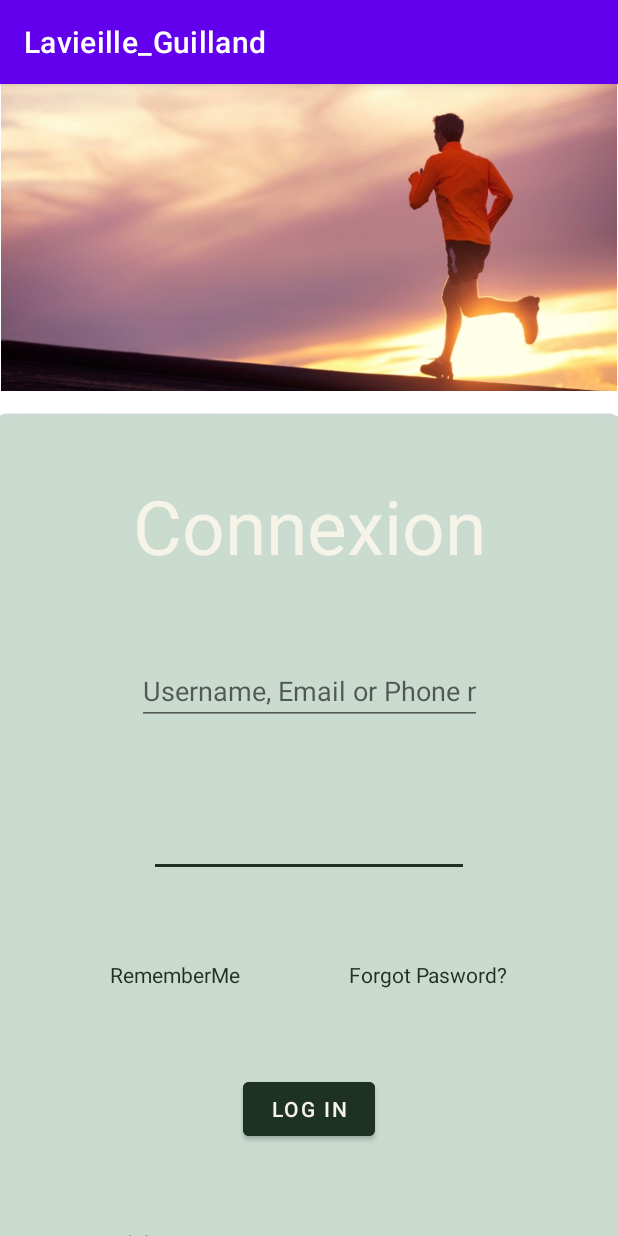
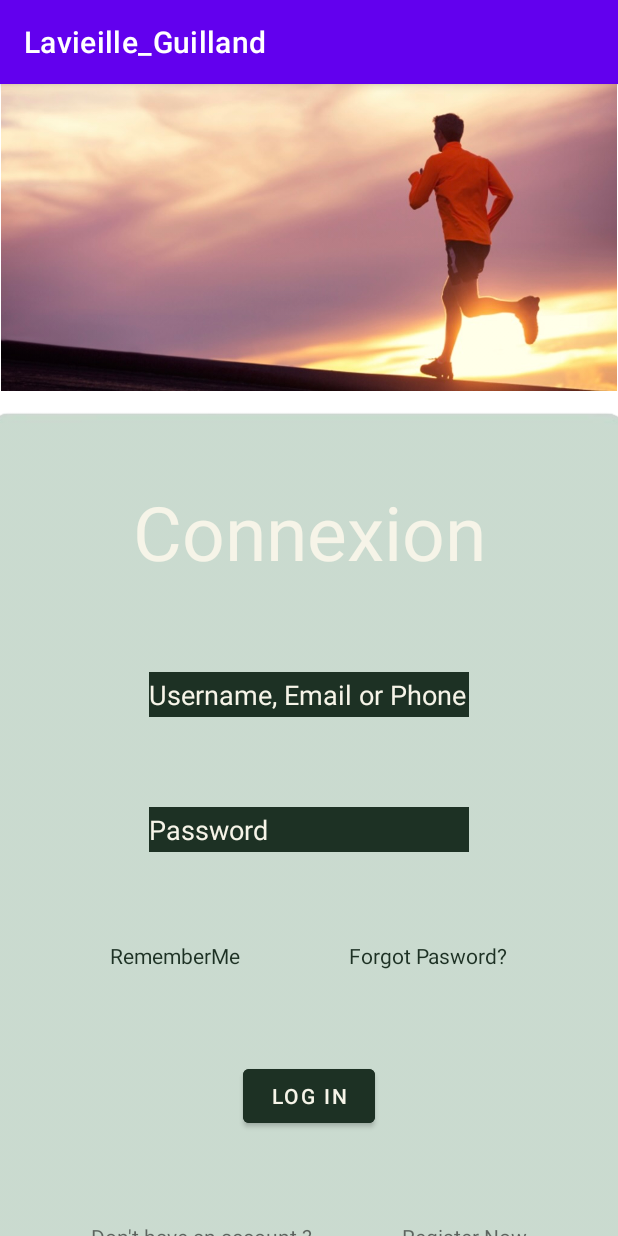
Before and after one commit to AlexisLVL/TP-Final-Maps, an Android app: the screen it shows after launch (LandingActivity), on a phone screen of 412 x 824 dp. Run offline under Robolectric (Android 15) with nearby library versions, the light colour scheme and no system bars.

Commit message:
Work : design connexion page

```diff
--- a/app/src/main/res/layout/activity_landing.xml
+++ b/app/src/main/res/layout/activity_landing.xml
@@ -33,23 +33,27 @@
   <EditText
       android:id="@+id/paswordEditText"
       android:layout_width="wrap_content"
-      android:layout_height="wrap_content"
+      android:layout_height="30dp"
       android:ems="10"
       android:inputType="textPassword"
       app:layout_constraintEnd_toEndOf="parent"
       app:layout_constraintStart_toStartOf="parent"
-      android:backgroundTint="@color/_dark_green"
+      android:background="@color/_dark_green"
+      android:hint="Password"
+      android:textColorHint="@color/white"
 
       app:layout_constraintTop_toBottomOf="@id/nameEditText"
       app:layout_constraintBottom_toTopOf="@id/RememberMeEditText" />
 
   <EditText
       android:id="@+id/nameEditText"
-      android:layout_width="230dp"
-      android:layout_height="44dp"
+      android:layout_width="wrap_content"
+      android:layout_height="30dp"
       android:ems="10"
       android:inputType="textPersonName"
       android:hint="Username, Email or Phone number"
+      android:textColorHint="@color/white"
+      android:background="@color/_dark_green"
 
       app:layout_constraintEnd_toEndOf="parent"
       app:layout_constraintStart_toStartOf="parent"
```
